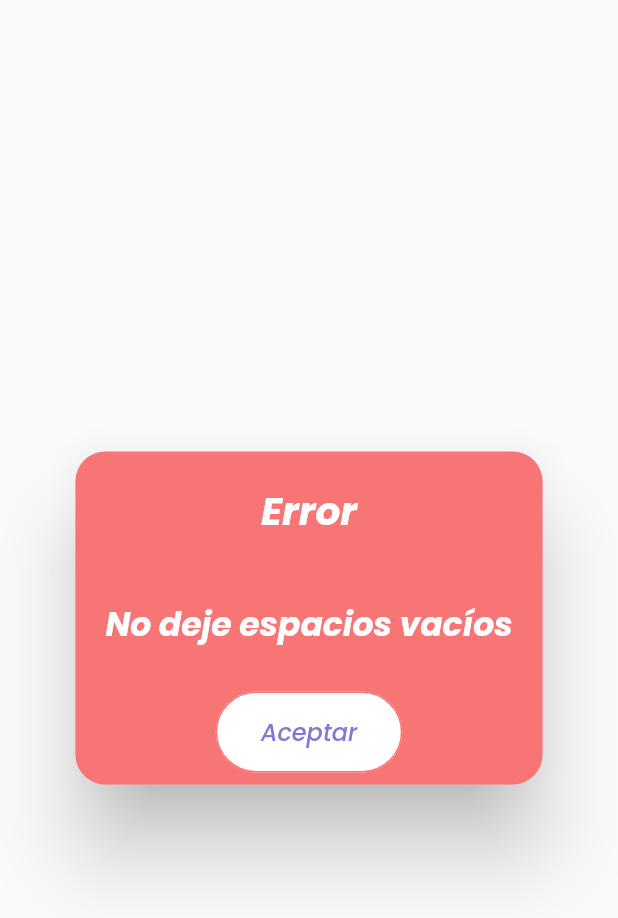
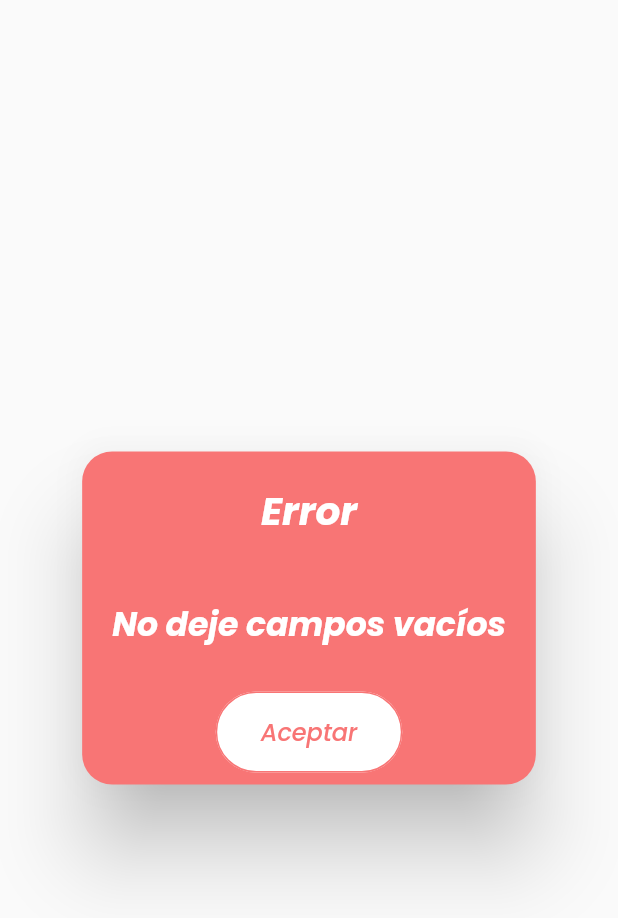
Before and after one commit to GinoQuispe21/Speedplanner-Mobile-App, a Flutter app: what emptyFieldsDialog() shows on an empty page, opened directly, on a phone screen of 412 x 824 dp. Shown: the top 918 px of the screen. Run offline on Flutter 3.47's test engine with Material 2 defaults, Android fonts, the phone set to English and light mode, and no system bars; our stand-ins replace flutter_colorpicker, flutter_spinkit, fluttertoast, rflutter_alert.

Commit message:
💄Slight change to alert dialog

```diff
--- a/lib/utils/emptyFieldsDialog.dart
+++ b/lib/utils/emptyFieldsDialog.dart
@@ -14,7 +14,7 @@ Widget emptyFieldsDialog({context}) {
     ),
     titlePadding: EdgeInsets.all(20),
     content: Container(
-      child: Text('No deje espacios vacíos',
+      child: Text('No deje campos vacíos',
           textAlign: TextAlign.center,
           style: TextStyle(
               color: Colors.white,
@@ -33,9 +33,7 @@ Widget emptyFieldsDialog({context}) {
             child: Text(
               'Aceptar',
               style: TextStyle(
-                  color: purpleColor,
-                  fontSize: 16,
-                  fontStyle: FontStyle.italic),
+                  color: alert, fontSize: 16, fontStyle: FontStyle.italic),
             ),
             style: ButtonStyle(
                 padding: MaterialStateProperty.all<EdgeInsets>(
```
